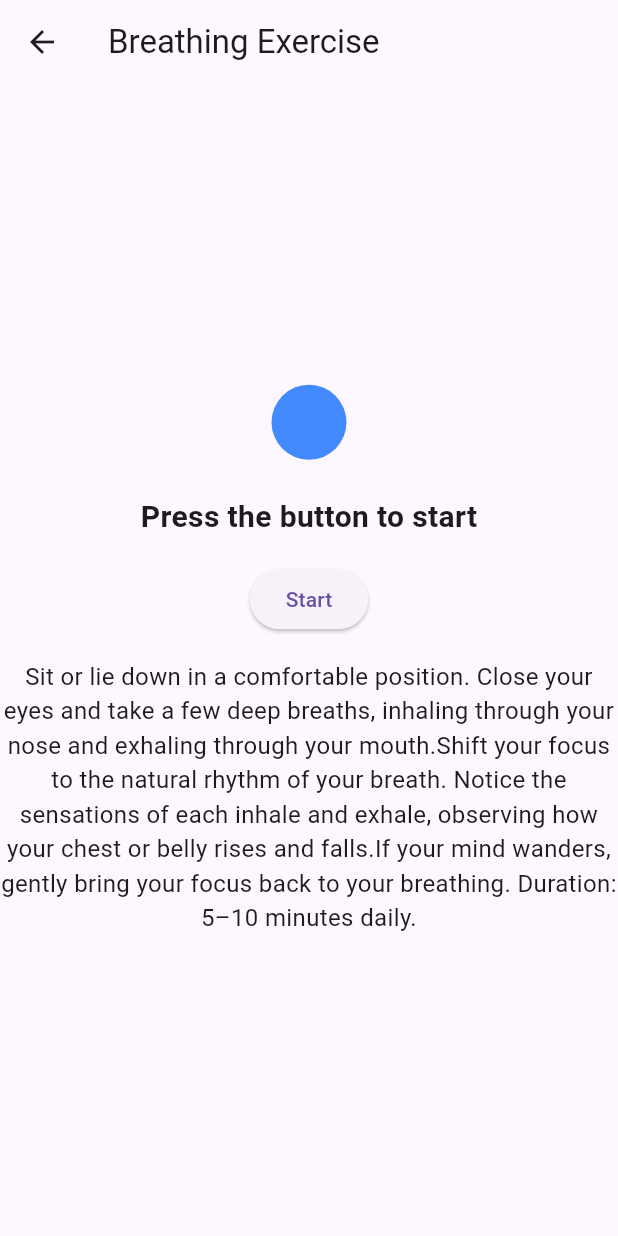
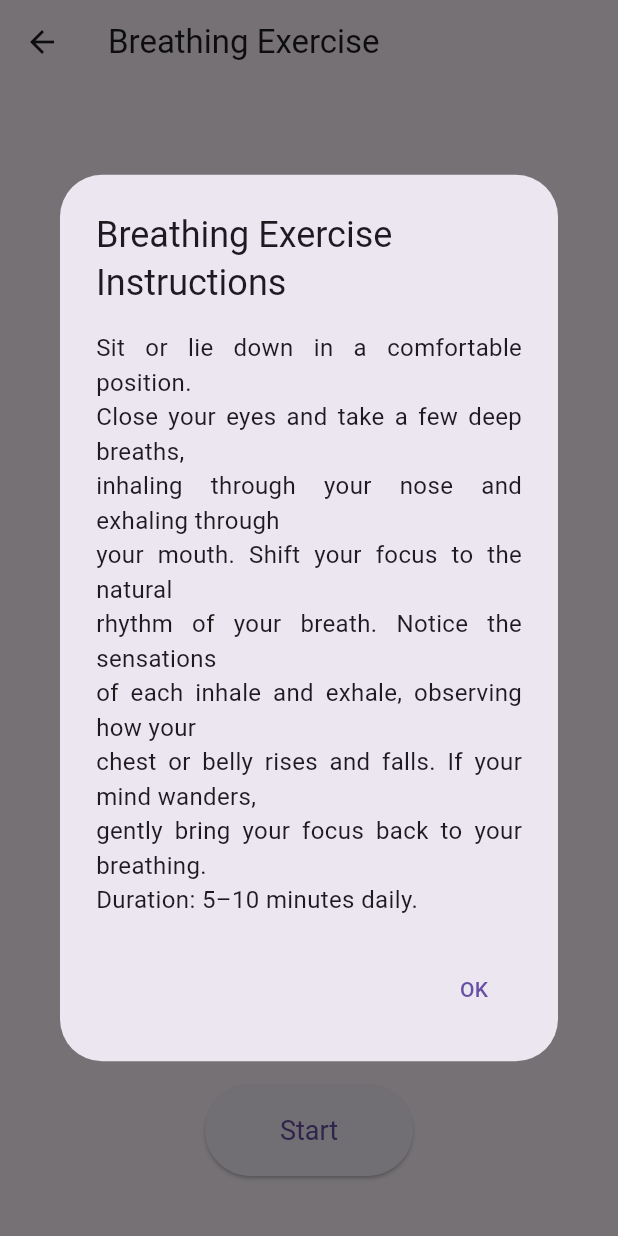
Before and after one commit to Janostrofus/persuasive, a Flutter app: the screen it shows after launch, after a tap on "Breathing", on a phone screen of 412 x 824 dp. Run offline on Flutter 3.47's test engine with Material 3 defaults, Android fonts, the phone set to English and light mode, and no system bars; our stand-ins replace audioplayers, youtube_player_flutter.

Commit message:
changed breathing excercise for better UI

```diff
--- a/lib/breathing_page.dart
+++ b/lib/breathing_page.dart
@@ -11,17 +11,18 @@ class _BreathingPageState extends State<BreathingPage> with SingleTickerProvider
   late AnimationController _controller;
   late Animation<double> _animation;
   late bool _isAnimating = false;
+  String _breathingText = 'Start';
 
   @override
   void initState() {
     super.initState();
     _controller = AnimationController(
-      duration: const Duration(seconds: 5), // 2 seconds inhale, 2 seconds exhale
+      duration: const Duration(seconds: 10), // 4 seconds inhale, 2 seconds hold, 4 seconds exhale
       vsync: this,
     );
 
     // Define the animation to grow and shrink the ball
-    _animation = Tween<double>(begin: 50, end: 200).animate(CurvedAnimation(
+    _animation = Tween<double>(begin: 200, end: 300).animate(CurvedAnimation(
       parent: _controller,
       curve: Curves.easeInOut,
     ));
@@ -29,16 +30,36 @@ class _BreathingPageState extends State<BreathingPage> with SingleTickerProvider
     // Make the animation repeat in reverse (inhale/exhale cycle)
     _controller.addStatusListener((status) {
       if (status == AnimationStatus.completed) {
+        setState(() {
+          _breathingText = 'Hold';
+        });
+        Future.delayed(const Duration(seconds: 2), () {
+          setState(() {
+            _breathingText = 'Breathe out';
+          });
           _controller.reverse();
+        });
       } else if (status == AnimationStatus.dismissed) {
+        setState(() {
+          _breathingText = 'Hold';
+        });
+        Future.delayed(const Duration(seconds: 2), () {
+          setState(() {
+            _breathingText = 'Breathe in';
+          });
           _controller.forward();
+        });
       }
     });
+
+    // Show instructions pop-up when the page is first shown
+    WidgetsBinding.instance.addPostFrameCallback((_) => _showInstructions());
   }
 
   void _startBreathingExercise() {
     setState(() {
       _isAnimating = true;
+      _breathingText = 'Breathe in';
     });
     _controller.forward();
   }
@@ -46,8 +67,41 @@ class _BreathingPageState extends State<BreathingPage> with SingleTickerProvider
   void _stopBreathingExercise() {
     setState(() {
       _isAnimating = false;
+      _breathingText = 'Start';
     });
     _controller.stop();
+  }
+
+  void _showInstructions() {
+    showDialog(
+      context: context,
+      builder: (BuildContext context) {
+        return AlertDialog(
+          title: Text('Breathing Exercise Instructions'),
+          content: Text(
+            'Sit or lie down in a comfortable position.\n'
+            'Close your eyes and take a few deep breaths,\n'
+            'inhaling through your nose and exhaling through\n'
+            'your mouth. Shift your focus to the natural\n'
+            'rhythm of your breath. Notice the sensations\n'
+            'of each inhale and exhale, observing how your\n'
+            'chest or belly rises and falls. If your mind wanders,\n'
+            'gently bring your focus back to your breathing.\n'
+            'Duration: 5–10 minutes daily.',
+            textAlign: TextAlign.justify, // Block align text
+            style: TextStyle(fontSize: 16),
+          ),
+          actions: <Widget>[
+            TextButton(
+              child: Text('OK'),
+              onPressed: () {
+                Navigator.of(context).pop();
+              },
+            ),
+          ],
+        );
+      },
+    );
   }
 
   @override
@@ -55,21 +109,28 @@ class _BreathingPageState extends State<BreathingPage> with SingleTickerProvider
     _controller.dispose();
     super.dispose();
   }
+
   @override
   Widget build(BuildContext context) {
     return Scaffold(
       appBar: AppBar(
         title: Text('Breathing Exercise'),
       ),
-      body: Center(
-        child: Column(
-          mainAxisAlignment: MainAxisAlignment.center,
-          children: <Widget>[
-            GestureDetector(
-              onTap: _isAnimating ? _stopBreathingExercise : _startBreathingExercise,
-              child: AnimatedBuilder(
+      body: Column(
+        children: [
+          Expanded(
+            child: Center(
+              child: Stack(
+                alignment: Alignment.center,
+                children: [
+                  AnimatedBuilder(
                     animation: _animation,
                     builder: (context, child) {
+                      if (_controller.isAnimating && _controller.value < 0.5) {
+                        _breathingText = 'Breathe in';
+                      } else if (_controller.isAnimating && _controller.value > 0.5) {
+                        _breathingText = 'Breathe out';
+                      }
                       return Container(
                         width: _animation.value,
                         height: _animation.value,
@@ -80,30 +141,27 @@ class _BreathingPageState extends State<BreathingPage> with SingleTickerProvider
                       );
                     },
                   ),
-            ),
-            SizedBox(height: 24),
                   Text(
-              _isAnimating ? 'Inhale... Exhale...' : 'Press the button to start',
-              style: TextStyle(fontSize: 20, fontWeight: FontWeight.bold),
-            ),
-            SizedBox(height: 16),
-            ElevatedButton(
-              onPressed: _isAnimating ? _stopBreathingExercise : _startBreathingExercise,
-              child: Text(_isAnimating ? 'Stop' : 'Start'),
-            ),
-            SizedBox(height: 16),
-            // Additional text below the button
-            Text(
-              'Sit or lie down in a comfortable position. Close your eyes and take a few deep breaths, inhaling through your nose and exhaling through your mouth.'
-                  'Shift your focus to the natural rhythm of your breath. Notice the sensations of each inhale and exhale, observing how your chest or belly rises and falls.'
-              'If your mind wanders, gently bring your focus back to your breathing. '
-              'Duration: 5–10 minutes daily. ',
-              textAlign: TextAlign.center,
-              style: TextStyle(fontSize: 16),
+                    _breathingText,
+                    style: TextStyle(fontSize: 20, fontWeight: FontWeight.bold, color: Colors.white),
                   ),
                 ],
               ),
             ),
+          ),
+          Padding(
+            padding: const EdgeInsets.only(bottom: 40), // Adjust the padding as needed
+            child: ElevatedButton(
+              style: ElevatedButton.styleFrom(
+                padding: EdgeInsets.symmetric(horizontal: 50, vertical: 20), // Adjust button size
+                textStyle: TextStyle(fontSize: 18),
+              ),
+              onPressed: _isAnimating ? _stopBreathingExercise : _startBreathingExercise,
+              child: Text(_isAnimating ? 'Stop' : 'Start'),
+            ),
+          ),
+        ],
+      ),
     );
   }
 }
```
Lines whose indentation alone changed are shown as unchanged.
